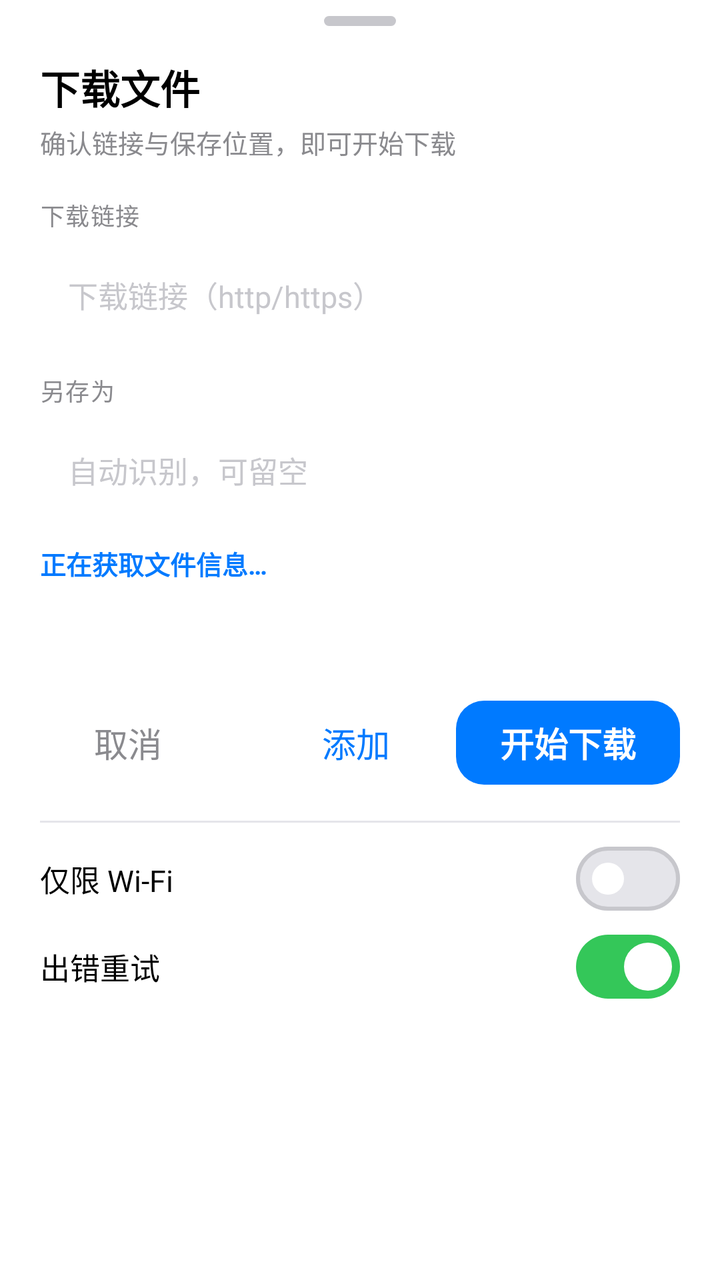
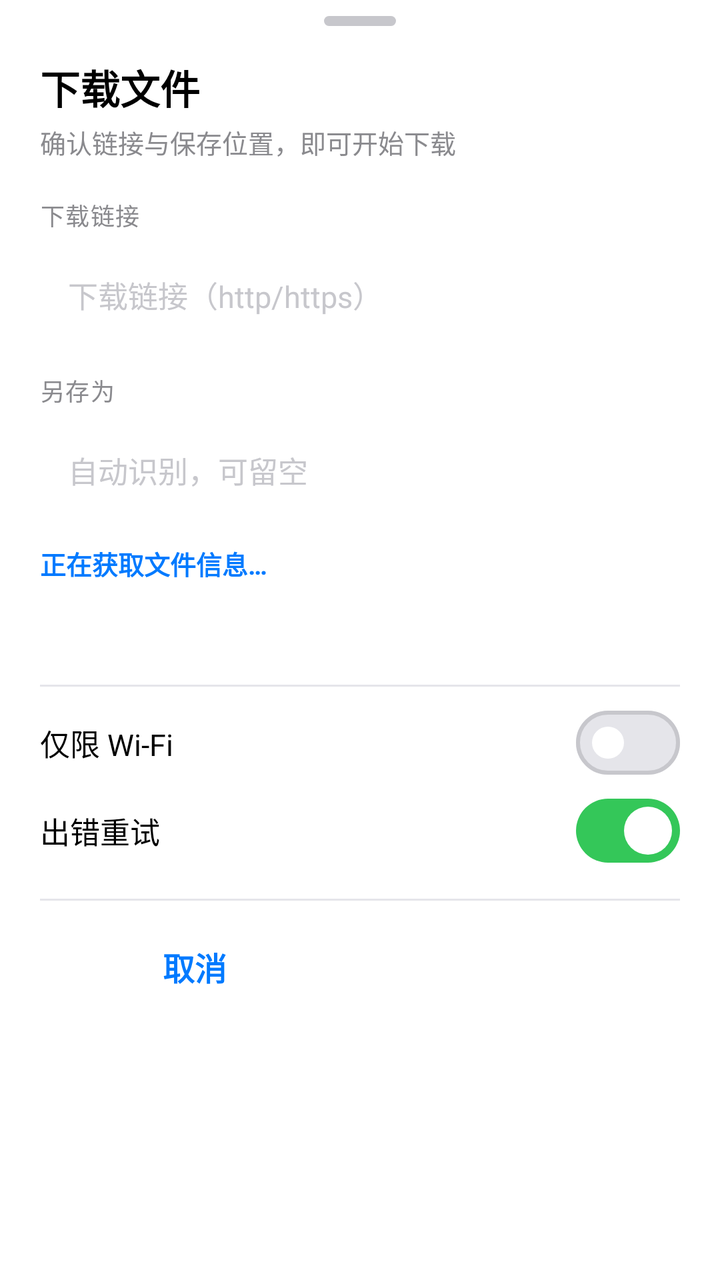

Compare the two renders of this Android layout. The source of the first and the diff that turns it into the second are given below.
<!-- AndroidManifest.xml: application theme Theme.MDM -->
<!-- res/layout/dialog_add.xml -->
<?xml version="1.0" encoding="utf-8"?>
<ScrollView xmlns:android="http://schemas.android.com/apk/res/android"
    xmlns:app="http://schemas.android.com/apk/res-auto"
    android:layout_width="match_parent"
    android:layout_height="wrap_content"
    android:background="@color/ios_card"
    android:clipToPadding="false"
    android:fillViewport="true"
    android:overScrollMode="never">

    <LinearLayout
        android:layout_width="match_parent"
        android:layout_height="wrap_content"
        android:orientation="vertical"
        android:paddingBottom="12dp">

        
        <View
            android:layout_width="36dp"
            android:layout_height="5dp"
            android:layout_gravity="center_horizontal"
            android:layout_marginTop="8dp"
            android:background="@drawable/bg_sheet_handle" />

        <LinearLayout
            android:layout_width="match_parent"
            android:layout_height="wrap_content"
            android:orientation="vertical"
            android:paddingStart="20dp"
            android:paddingTop="16dp"
            android:paddingEnd="20dp">

            <TextView
                android:layout_width="wrap_content"
                android:layout_height="wrap_content"
                android:text="@string/dl_title"
                android:textColor="@color/ios_label"
                android:textSize="20sp"
                android:textStyle="bold" />

            <TextView
                android:layout_width="match_parent"
                android:layout_height="wrap_content"
                android:layout_marginTop="3dp"
                android:text="@string/dl_subtitle"
                android:textColor="@color/ios_label_2"
                android:textSize="13sp" />

            <TextView
                android:layout_width="wrap_content"
                android:layout_height="wrap_content"
                android:layout_marginTop="18dp"
                android:text="@string/field_link"
                android:textColor="@color/ios_label_2"
                android:textSize="12sp"
                android:textAllCaps="true"
                android:letterSpacing="0.04" />

            <LinearLayout
                android:layout_width="match_parent"
                android:layout_height="wrap_content"
                android:layout_marginTop="6dp"
                android:background="@drawable/bg_ios_input"
                android:orientation="horizontal"
                android:paddingStart="14dp"
                android:paddingTop="2dp"
                android:paddingEnd="14dp"
                android:paddingBottom="2dp">

                <EditText
                    android:id="@+id/etUrl"
                    android:layout_width="match_parent"
                    android:layout_height="wrap_content"
                    android:background="@null"
                    android:hint="@string/url_hint"
                    android:importantForAutofill="no"
                    android:inputType="textUri"
                    android:maxLines="2"
                    android:minHeight="46dp"
                    android:textColor="@color/ios_label"
                    android:textColorHint="@color/ios_label_3"
                    android:textSize="15sp" />
            </LinearLayout>

            <TextView
                android:id="@+id/tvResume"
                android:layout_width="match_parent"
                android:layout_height="wrap_content"
                android:layout_marginTop="7dp"
                android:textColor="@color/ios_label_2"
                android:textSize="12sp"
                android:visibility="gone" />

            <TextView
                android:layout_width="wrap_content"
                android:layout_height="wrap_content"
                android:layout_marginTop="14dp"
                android:text="@string/save_as"
                android:textColor="@color/ios_label_2"
                android:textSize="12sp"
                android:textAllCaps="true"
                android:letterSpacing="0.04" />

            <LinearLayout
                android:layout_width="match_parent"
                android:layout_height="wrap_content"
                android:layout_marginTop="6dp"
                android:background="@drawable/bg_ios_input"
                android:orientation="horizontal"
                android:paddingStart="14dp"
                android:paddingTop="2dp"
                android:paddingEnd="14dp"
                android:paddingBottom="2dp">

                <EditText
                    android:id="@+id/etName"
                    android:layout_width="match_parent"
                    android:layout_height="wrap_content"
                    android:background="@null"
                    android:hint="@string/name_hint"
                    android:importantForAutofill="no"
                    android:inputType="text"
                    android:maxLines="1"
                    android:minHeight="46dp"
                    android:textColor="@color/ios_label"
                    android:textColorHint="@color/ios_label_3"
                    android:textSize="15sp" />
            </LinearLayout>

            <TextView
                android:id="@+id/tvSize"
                android:layout_width="match_parent"
                android:layout_height="wrap_content"
                android:layout_marginTop="12dp"
                android:text="@string/probing"
                android:textColor="@color/ios_blue"
                android:textSize="13sp"
                android:textStyle="bold" />

            <TextView
                android:id="@+id/tvStorage"
                android:layout_width="match_parent"
                android:layout_height="wrap_content"
                android:layout_marginTop="4dp"
                android:textColor="@color/ios_label_2"
                android:textSize="12sp" />

            <TextView
                android:id="@+id/tvPath"
                android:layout_width="match_parent"
                android:layout_height="wrap_content"
                android:layout_marginTop="2dp"
                android:ellipsize="middle"
                android:singleLine="true"
                android:textColor="@color/ios_label_2"
                android:textSize="11sp" />

            
            <LinearLayout
                android:layout_width="match_parent"
                android:layout_height="wrap_content"
                android:layout_marginTop="18dp"
                android:gravity="center_vertical"
                android:orientation="horizontal">

                <com.google.android.material.button.MaterialButton
                    android:id="@+id/btnCancel"
                    style="@style/Widget.MDM.Button.Text"
                    android:layout_width="wrap_content"
                    android:layout_height="wrap_content"
                    android:text="@string/cancel"
                    android:textColor="@color/ios_label_2" />

                <View
                    android:layout_width="0dp"
                    android:layout_height="1dp"
                    android:layout_weight="1" />

                <com.google.android.material.button.MaterialButton
                    android:id="@+id/btnAdd"
                    style="@style/Widget.MDM.Button.Text"
                    android:layout_width="wrap_content"
                    android:layout_height="wrap_content"
                    android:layout_marginStart="2dp"
                    android:text="@string/action_add_queue" />

                <com.google.android.material.button.MaterialButton
                    android:id="@+id/btnStart"
                    style="@style/Widget.MDM.Button.Primary"
                    android:layout_width="wrap_content"
                    android:layout_height="wrap_content"
                    android:layout_marginStart="6dp"
                    android:paddingStart="22dp"
                    android:paddingEnd="22dp"
                    android:text="@string/start" />
            </LinearLayout>

            <View
                android:layout_width="match_parent"
                android:layout_height="1dp"
                android:layout_marginTop="14dp"
                android:background="@color/ios_separator" />

            <LinearLayout
                android:layout_width="match_parent"
                android:layout_height="wrap_content"
                android:gravity="center_vertical"
                android:orientation="horizontal"
                android:paddingTop="8dp"
                android:paddingBottom="4dp">

                <TextView
                    android:layout_width="0dp"
                    android:layout_height="wrap_content"
                    android:layout_weight="1"
                    android:text="@string/wifi_only"
                    android:textColor="@color/ios_label"
                    android:textSize="15sp" />

                <com.google.android.material.materialswitch.MaterialSwitch
                    android:id="@+id/cbWifi"
                    style="@style/Widget.MDM.Switch"
                    android:layout_width="wrap_content"
                    android:layout_height="wrap_content"
                    android:minHeight="40dp" />
            </LinearLayout>

            <LinearLayout
                android:layout_width="match_parent"
                android:layout_height="wrap_content"
                android:gravity="center_vertical"
                android:orientation="horizontal"
                android:paddingBottom="6dp">

                <TextView
                    android:layout_width="0dp"
                    android:layout_height="wrap_content"
                    android:layout_weight="1"
                    android:text="@string/auto_retry"
                    android:textColor="@color/ios_label"
                    android:textSize="15sp" />

                <com.google.android.material.materialswitch.MaterialSwitch
                    android:id="@+id/cbRetry"
                    style="@style/Widget.MDM.Switch"
                    android:layout_width="wrap_content"
                    android:layout_height="wrap_content"
                    android:checked="true"
                    android:minHeight="40dp" />
            </LinearLayout>
        </LinearLayout>
    </LinearLayout>
</ScrollView>
<!-- resources referenced by this layout -->
<resources>
  <color name="ios_blue">#007AFF</color>
  <color name="ios_card">#FFFFFF</color>
  <color name="ios_label">#000000</color>
  <color name="ios_label_2">#8A8A8E</color>
  <color name="ios_label_3">#C7C7CC</color>
  <color name="ios_separator">#E5E5EA</color>
  <!-- drawable bg_ios_input (drawable) -->
  <?xml version="1.0" encoding="utf-8"?>
  <drawable class="com.misterdownloadmanager.mobile.SmoothShapeDrawable"
      xmlns:app="http://schemas.android.com/apk/res-auto"
      app:smColor="@color/ios_fill"
      app:smRadius="12dp" />
  <!-- drawable bg_sheet_handle (drawable) -->
  <?xml version="1.0" encoding="utf-8"?>
  <shape xmlns:android="http://schemas.android.com/apk/res/android"
      android:shape="rectangle">
      <solid android:color="@color/ios_label_3" />
      <corners android:radius="3dp" />
  </shape>
  <string name="action_add_queue">添加</string>
  <string name="auto_retry">出错重试</string>
  <string name="cancel">取消</string>
  <string name="dl_subtitle">确认链接与保存位置，即可开始下载</string>
  <string name="dl_title">下载文件</string>
  <string name="field_link">下载链接</string>
  <string name="name_hint">自动识别，可留空</string>
  <string name="probing">正在获取文件信息…</string>
  <string name="save_as">另存为</string>
  <string name="start">开始下载</string>
  <string name="url_hint">下载链接（http/https）</string>
  <string name="wifi_only">仅限 Wi-Fi</string>
  <style name="Widget.MDM.Button.Primary" parent="Widget.Material3.Button">
          <item name="backgroundTint">@color/ios_blue</item>
          <item name="cornerRadius">14dp</item>
          <item name="android:minHeight">50dp</item>
          <item name="android:textSize">17sp</item>
          <item name="android:textStyle">bold</item>
          <item name="android:letterSpacing">0</item>
          <item name="android:textAllCaps">false</item>
      </style>
  <style name="Widget.MDM.Button.Text" parent="Widget.Material3.Button.TextButton">
          <item name="android:textColor">@color/ios_blue</item>
          <item name="android:textSize">17sp</item>
          <item name="android:letterSpacing">0</item>
          <item name="android:textAllCaps">false</item>
      </style>
  <style name="Widget.MDM.Switch" parent="Widget.Material3.CompoundButton.MaterialSwitch">
          <item name="thumbTint">@color/switch_thumb</item>
          <item name="trackTint">@color/switch_track</item>
      </style>
  <color name="ios_fill">#EFEFF4</color>
  <color name="white">#FFFFFF</color>
  <color name="mdm_primary_container">#E5F0FF</color>
  <color name="mdm_on_primary_container">#0062CC</color>
  <color name="mdm_secondary_container">#FFF0DE</color>
  <color name="mdm_on_secondary_container">#8A4B00</color>
  <color name="ios_red">#FF3B30</color>
  <color name="ios_bg">#F2F2F7</color>
  <style name="ThemeOverlay.MDM.BottomSheetDialog" parent="ThemeOverlay.Material3.BottomSheetDialog">
          <item name="bottomSheetStyle">@style/Widget.MDM.BottomSheet</item>
          <item name="colorSurfaceContainerLow">@color/ios_card</item>
          <item name="colorSurface">@color/ios_card</item>
          <item name="colorOnSurface">@color/ios_label</item>
          <item name="colorPrimary">@color/ios_blue</item>
      </style>
  <style name="Widget.MDM.BottomSheet" parent="Widget.Material3.BottomSheet.Modal">
          <item name="backgroundTint">@color/ios_card</item>
          <item name="shapeAppearance">@style/ShapeAppearance.MDM.Sheet</item>
      </style>
  <style name="ShapeAppearance.MDM.Sheet" parent="">
          <item name="cornerFamily">rounded</item>
          <item name="cornerSizeTopLeft">28dp</item>
          <item name="cornerSizeTopRight">28dp</item>
          <item name="cornerSizeBottomLeft">0dp</item>
          <item name="cornerSizeBottomRight">0dp</item>
      </style>
  <!-- unchanged entries left out for length: 1 -->
</resources>

<!-- the commit's change to res/layout/dialog_add.xml (unified diff, before → after) -->
@@ -11,8 +11,7 @@
     <LinearLayout
         android:layout_width="match_parent"
         android:layout_height="wrap_content"
-        android:orientation="vertical"
-        android:paddingBottom="12dp">
+        android:orientation="vertical">
 
         
         <View
@@ -30,21 +29,50 @@
             android:paddingTop="16dp"
             android:paddingEnd="20dp">
 
-            <TextView
-                android:layout_width="wrap_content"
-                android:layout_height="wrap_content"
-                android:text="@string/dl_title"
-                android:textColor="@color/ios_label"
-                android:textSize="20sp"
-                android:textStyle="bold" />
-
-            <TextView
-                android:layout_width="match_parent"
-                android:layout_height="wrap_content"
-                android:layout_marginTop="3dp"
-                android:text="@string/dl_subtitle"
-                android:textColor="@color/ios_label_2"
-                android:textSize="13sp" />
+            
+            <LinearLayout
+                android:layout_width="match_parent"
+                android:layout_height="wrap_content"
+                android:gravity="center_vertical"
+                android:orientation="horizontal">
+
+                <LinearLayout
+                    android:layout_width="0dp"
+                    android:layout_height="wrap_content"
+                    android:layout_weight="1"
+                    android:orientation="vertical">
+
+                    <TextView
+                        android:layout_width="wrap_content"
+                        android:layout_height="wrap_content"
+                        android:text="@string/dl_title"
+                        android:textColor="@color/ios_label"
+                        android:textSize="20sp"
+                        android:textStyle="bold" />
+
+                    <TextView
+                        android:layout_width="match_parent"
+                        android:layout_height="wrap_content"
+                        android:layout_marginTop="3dp"
+                        android:text="@string/dl_subtitle"
+                        android:textColor="@color/ios_label_2"
+                        android:textSize="13sp" />
+                </LinearLayout>
+
+                <TextView
+                    android:id="@+id/btnStart"
+                    android:layout_width="wrap_content"
+                    android:layout_height="36dp"
+                    android:layout_marginStart="12dp"
+                    android:background="@drawable/bg_sheet_btn_primary"
+                    android:gravity="center"
+                    android:paddingStart="16dp"
+                    android:paddingEnd="16dp"
+                    android:text="@string/start"
+                    android:textColor="@color/white"
+                    android:textSize="13sp"
+                    android:textStyle="bold" />
+            </LinearLayout>
 
             <TextView
                 android:layout_width="wrap_content"
@@ -155,46 +183,6 @@
                 android:textColor="@color/ios_label_2"
                 android:textSize="11sp" />
 
-            
-            <LinearLayout
-                android:layout_width="match_parent"
-                android:layout_height="wrap_content"
-                android:layout_marginTop="18dp"
-                android:gravity="center_vertical"
-                android:orientation="horizontal">
-
-                <com.google.android.material.button.MaterialButton
-                    android:id="@+id/btnCancel"
-                    style="@style/Widget.MDM.Button.Text"
-                    android:layout_width="wrap_content"
-                    android:layout_height="wrap_content"
-                    android:text="@string/cancel"
-                    android:textColor="@color/ios_label_2" />
-
-                <View
-                    android:layout_width="0dp"
-                    android:layout_height="1dp"
-                    android:layout_weight="1" />
-
-                <com.google.android.material.button.MaterialButton
-                    android:id="@+id/btnAdd"
-                    style="@style/Widget.MDM.Button.Text"
-                    android:layout_width="wrap_content"
-                    android:layout_height="wrap_content"
-                    android:layout_marginStart="2dp"
-                    android:text="@string/action_add_queue" />
-
-                <com.google.android.material.button.MaterialButton
-                    android:id="@+id/btnStart"
-                    style="@style/Widget.MDM.Button.Primary"
-                    android:layout_width="wrap_content"
-                    android:layout_height="wrap_content"
-                    android:layout_marginStart="6dp"
-                    android:paddingStart="22dp"
-                    android:paddingEnd="22dp"
-                    android:text="@string/start" />
-            </LinearLayout>
-
             <View
                 android:layout_width="match_parent"
                 android:layout_height="1dp"
@@ -248,6 +236,46 @@
                     android:checked="true"
                     android:minHeight="40dp" />
             </LinearLayout>
+
+            
+            <View
+                android:layout_width="match_parent"
+                android:layout_height="1dp"
+                android:layout_marginTop="8dp"
+                android:background="@color/ios_separator" />
+
+            <LinearLayout
+                android:layout_width="match_parent"
+                android:layout_height="wrap_content"
+                android:orientation="horizontal"
+                android:paddingTop="10dp"
+                android:paddingBottom="8dp">
+
+                <TextView
+                    android:id="@+id/btnCancel"
+                    android:layout_width="0dp"
+                    android:layout_height="46dp"
+                    android:layout_weight="1"
+                    android:background="@drawable/bg_sheet_btn_secondary"
+                    android:gravity="center"
+                    android:text="@string/cancel"
+                    android:textColor="@color/ios_blue"
+                    android:textSize="16sp"
+                    android:textStyle="bold" />
+
+                <TextView
+                    android:id="@+id/btnAdd"
+                    android:layout_width="0dp"
+                    android:layout_height="46dp"
+                    android:layout_marginStart="10dp"
+                    android:layout_weight="1"
+                    android:background="@drawable/bg_sheet_btn_primary"
+                    android:gravity="center"
+                    android:text="@string/action_add_queue"
+                    android:textColor="@color/white"
+                    android:textSize="16sp"
+                    android:textStyle="bold" />
+            </LinearLayout>
         </LinearLayout>
     </LinearLayout>
 </ScrollView>
<!-- resource entries referenced after the edit -->
@@ -12,6 +12,18 @@
       xmlns:app="http://schemas.android.com/apk/res-auto"
       app:smColor="@color/ios_fill"
       app:smRadius="12dp" />
+  <!-- drawable bg_sheet_btn_primary (drawable) -->
+  <?xml version="1.0" encoding="utf-8"?>
+  <drawable class="com.misterdownloadmanager.mobile.SmoothShapeDrawable"
+      xmlns:app="http://schemas.android.com/apk/res-auto"
+      app:smColor="@color/ios_blue"
+      app:smRadius="14dp" />
+  <!-- drawable bg_sheet_btn_secondary (drawable) -->
+  <?xml version="1.0" encoding="utf-8"?>
+  <drawable class="com.misterdownloadmanager.mobile.SmoothShapeDrawable"
+      xmlns:app="http://schemas.android.com/apk/res-auto"
+      app:smColor="@color/ios_fill"
+      app:smRadius="14dp" />
   <!-- drawable bg_sheet_handle (drawable) -->
   <?xml version="1.0" encoding="utf-8"?>
   <shape xmlns:android="http://schemas.android.com/apk/res/android"
@@ -31,21 +43,6 @@
   <string name="start">开始下载</string>
   <string name="url_hint">下载链接（http/https）</string>
   <string name="wifi_only">仅限 Wi-Fi</string>
-  <style name="Widget.MDM.Button.Primary" parent="Widget.Material3.Button">
-          <item name="backgroundTint">@color/ios_blue</item>
-          <item name="cornerRadius">14dp</item>
-          <item name="android:minHeight">50dp</item>
-          <item name="android:textSize">17sp</item>
-          <item name="android:textStyle">bold</item>
-          <item name="android:letterSpacing">0</item>
-          <item name="android:textAllCaps">false</item>
-      </style>
-  <style name="Widget.MDM.Button.Text" parent="Widget.Material3.Button.TextButton">
-          <item name="android:textColor">@color/ios_blue</item>
-          <item name="android:textSize">17sp</item>
-          <item name="android:letterSpacing">0</item>
-          <item name="android:textAllCaps">false</item>
-      </style>
   <style name="Widget.MDM.Switch" parent="Widget.Material3.CompoundButton.MaterialSwitch">
           <item name="thumbTint">@color/switch_thumb</item>
           <item name="trackTint">@color/switch_track</item>
